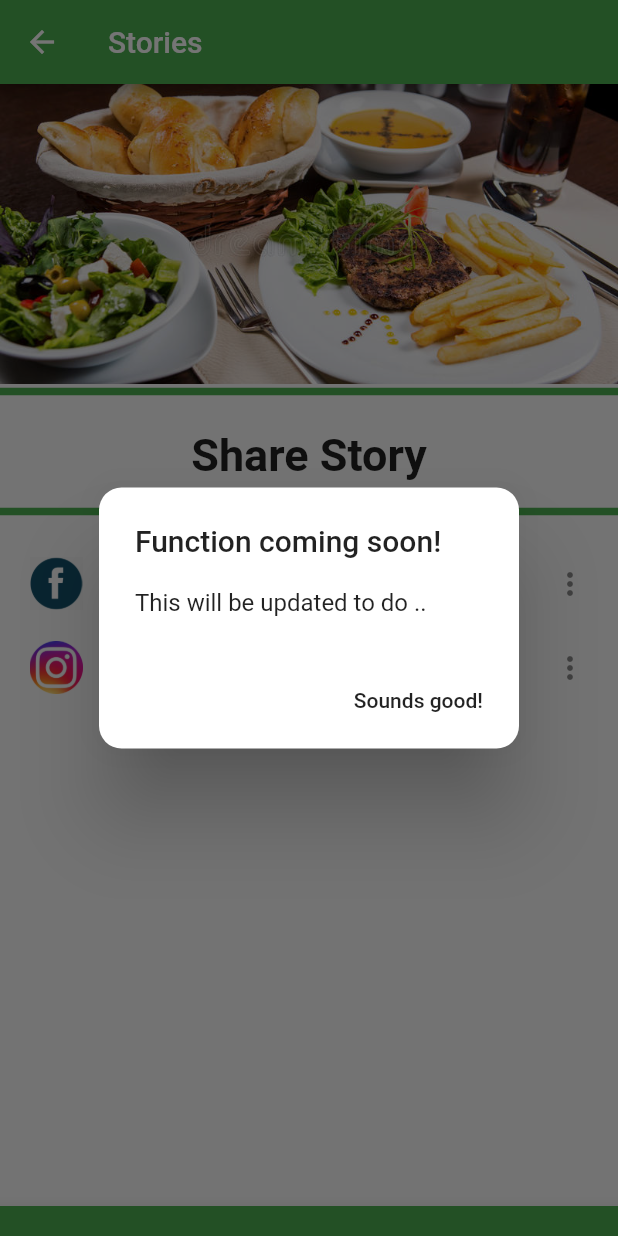
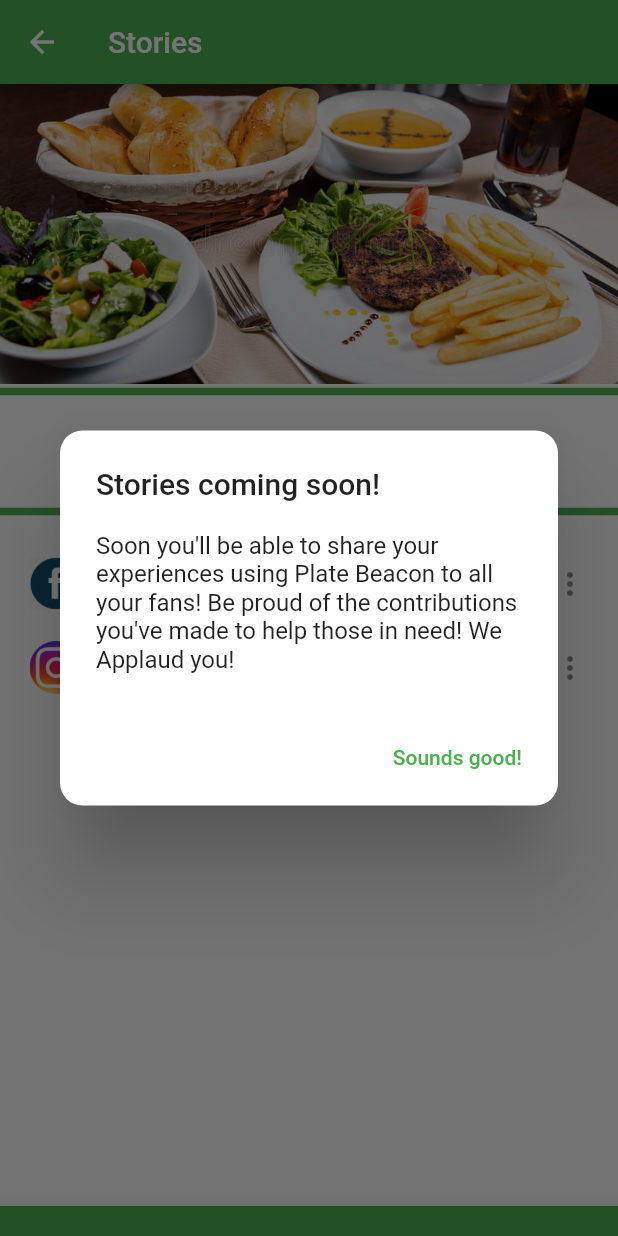
Before and after one commit to Festus1440/platebeacon_app, a Flutter app: the Stories screen opened directly, on a phone screen of 412 x 824 dp. Run offline on Flutter 3.47's test engine with Material 2 defaults, Android fonts, the phone set to English and light mode, and no system bars; our stand-ins replace charts_flutter, cloud_firestore, firebase_auth, google_maps_flutter, location; missing offline and left inert: flutter_polyline_points, google_map_polyline; accounts and stored records are empty.

```diff
--- a/lib/restaurantBottomBar/restaurantAccount.dart
+++ b/lib/restaurantBottomBar/restaurantAccount.dart
@@ -57,11 +57,13 @@ class RestaurantAccount extends StatelessWidget {
                     shape: RoundedRectangleBorder(
                         borderRadius: new BorderRadius.circular(15)),
                     backgroundColor: Colors.white,
-                    title: new Text("Function coming soon!"),
-                    content: new Text("This will be updated to do .."),
+                    title: new Text("Favorites coming soon!"),
+                    content: new Text("Soon you will be able to favorite Shelters you work with"
+                        " closely and view them all in one place!"),
                     actions: <Widget>[
                       new FlatButton(
                         child: new Text("Sounds good!"),
+                        textColor: Colors.green,
                         onPressed: () {
                           Navigator.of(context).pop();
                         },
@@ -86,11 +88,13 @@ class RestaurantAccount extends StatelessWidget {
                     shape: RoundedRectangleBorder(
                         borderRadius: new BorderRadius.circular(15)),
                     backgroundColor: Colors.white,
-                    title: new Text("Function coming soon!"),
-                    content: new Text("This will be updated to do .."),
+                    title: new Text("Help coming soon!"),
+                    content: new Text("Yes, you might have questions and we'll have a help section shortly."
+                        " For now directly ask the team!"),
                     actions: <Widget>[
                       new FlatButton(
                         child: new Text("Sounds good!"),
+                        textColor: Colors.green,
                         onPressed: () {
                           Navigator.of(context).pop();
                         },
@@ -114,11 +118,12 @@ class RestaurantAccount extends StatelessWidget {
                     shape: RoundedRectangleBorder(
                         borderRadius: new BorderRadius.circular(15)),
                     backgroundColor: Colors.white,
-                    title: new Text("Function coming soon!"),
-                    content: new Text("This will be updated to do .."),
+                    title: new Text("Payment Options coming soon!"),
+                    content: new Text("Feel FREE to use this app as part of our research, no need to pay right now! "),
                     actions: <Widget>[
                       new FlatButton(
                         child: new Text("Sounds good!"),
+                        textColor: Colors.green,
                         onPressed: () {
                           Navigator.of(context).pop();
                         },
@@ -143,11 +148,12 @@ class RestaurantAccount extends StatelessWidget {
                     shape: RoundedRectangleBorder(
                         borderRadius: new BorderRadius.circular(15)),
                     backgroundColor: Colors.white,
-                    title: new Text("Function coming soon!"),
-                    content: new Text("This will be updated to do .."),
+                    title: new Text("About coming soon!"),
+                    content: new Text("Our story shall be told! ..By us verbally for now but stay tuned! About will make its debut!"),
                     actions: <Widget>[
                       new FlatButton(
                         child: new Text("Sounds good!"),
+                        textColor: Colors.green,
                         onPressed: () {
                           Navigator.of(context).pop();
                         },
--- a/lib/restaurantDrawer/Notifications.dart
+++ b/lib/restaurantDrawer/Notifications.dart
@@ -198,13 +198,14 @@ class _NotificationsState extends State<Notifications> {
         shape:
         RoundedRectangleBorder(borderRadius: new BorderRadius.circular(15)),
         backgroundColor:Colors.white,
-        title: new Text("Notifications"),
+        title: new Text("Notifications coming soon!"),
 
-        content: new Text("Coming Soon ....."),
+        content: new Text("Eventually, you will be able to pick and choose the notification methods you like"
+            " in order to recieve information from Plate Beacon!"),
         actions: <Widget>[
 // usually buttons at the bottom of the dialog
           new FlatButton(
-            child: new Text("Ok"),
+            child: new Text("Sounds good!"),
             textColor: Colors.green,
             onPressed: () {
               Navigator.of(context).pop();
--- a/lib/restaurantDrawer/ResturantStories.dart
+++ b/lib/restaurantDrawer/ResturantStories.dart
@@ -135,12 +135,14 @@ class _StoriesState extends State<Stories> {
         return AlertDialog(
           shape: RoundedRectangleBorder(borderRadius: new BorderRadius.circular(15)),
           backgroundColor: Colors.white,
-          title: new Text("Function coming soon!"),
-          content: new Text("This will be updated to do .."),
+          title: new Text("Stories coming soon!"),
+          content: new Text("Soon you'll be able to share your experiences using Plate Beacon to all your fans!"
+              " Be proud of the contributions you've made to help those in need! We Applaud you!"),
           actions: <Widget>[
             new FlatButton(
               child: new
               Text("Sounds good!") ,
+              textColor: Colors.green,
               onPressed: () {
                 Navigator.of(context).pop();
               },
--- a/lib/restaurantDrawer/Subscriptions.dart
+++ b/lib/restaurantDrawer/Subscriptions.dart
@@ -104,13 +104,13 @@ class _SubscriptionsState extends State<Subscriptions> {
           shape:
           RoundedRectangleBorder(borderRadius: new BorderRadius.circular(15)),
           backgroundColor:Colors.white,
-          title: new Text("Alert Dialog title"),
+          title: new Text("Subscriptions coming soon!"),
 
-          content: new Text("Coming Soon ....."),
+          content: new Text("Feel FREE to use this app as part of our research, no need to pay right now!"),
           actions: <Widget>[
 // usually buttons at the bottom of the dialog
             new FlatButton(
-              child: new Text("Ok"),
+              child: new Text("Sounds good!"),
               textColor: Colors.green,
               onPressed: () {
                 Navigator.of(context).pop();
```
Also changed, not shown: pubspec.lock.
